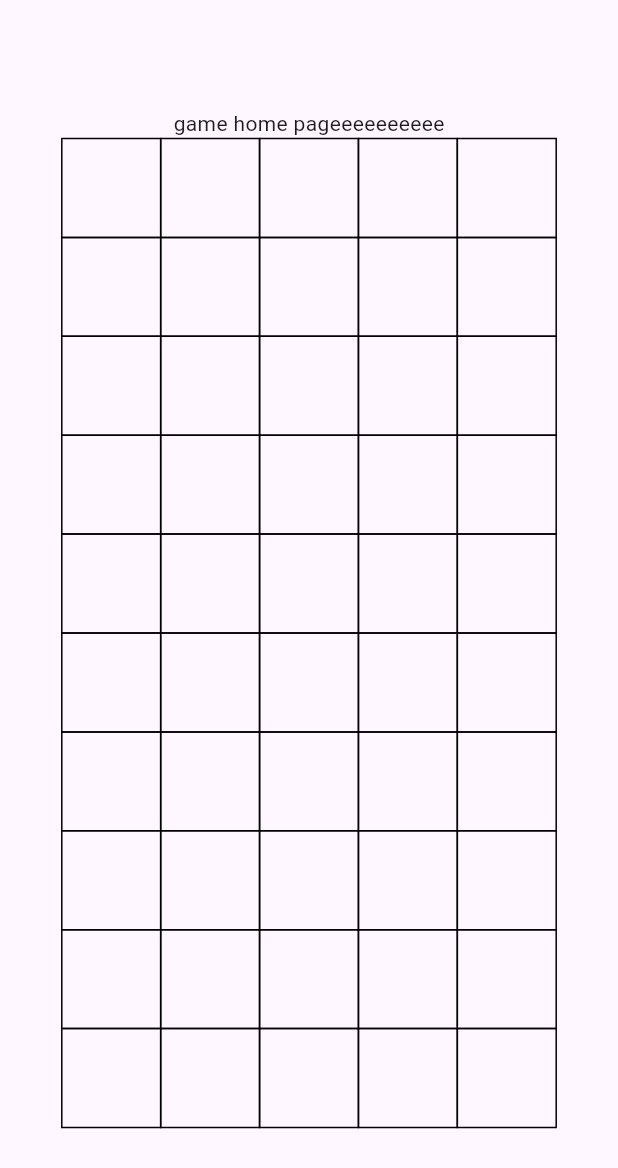
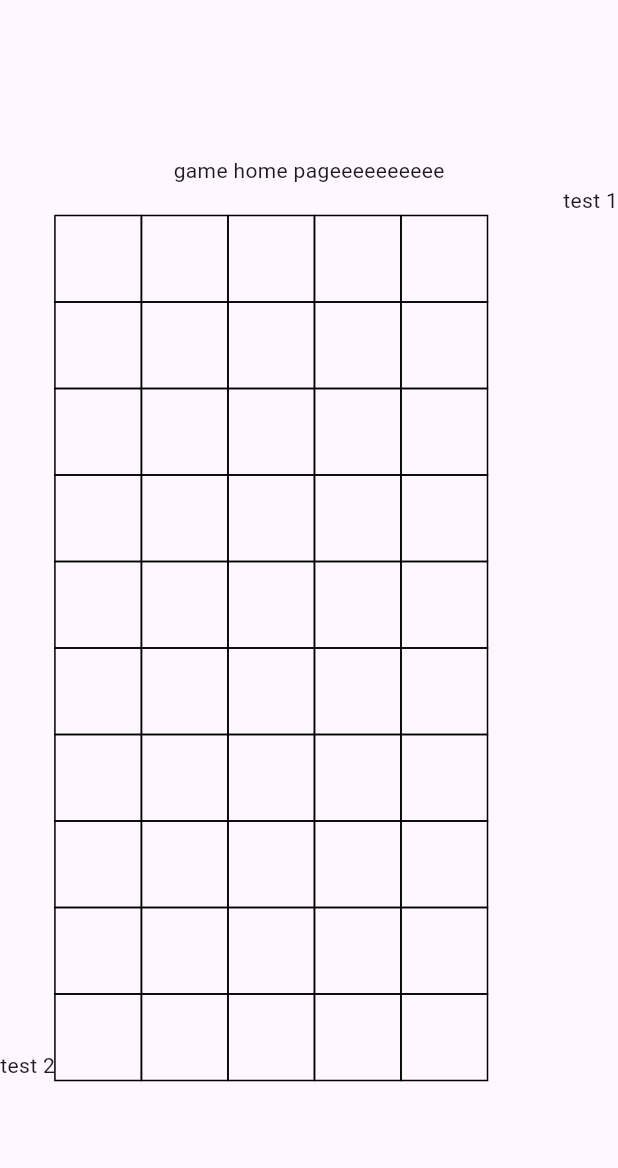
Before and after one commit to stefaniamak/nonogram, a Flutter app: the screen it shows after launch, on a phone screen of 412 x 824 dp. Shown: the top 1168 px of the screen. Run offline on Flutter 3.47's test engine with Material 3 defaults, Android fonts, the phone set to English and light mode, and no system bars; our stand-ins replace built_collection, built_value, flutter_hooks, go_router.

Commit message:
redactoring and stuff

```diff
--- a/lib/pages/game/home_page.dart
+++ b/lib/pages/game/home_page.dart
@@ -1,33 +1,13 @@
 import 'package:flutter/material.dart';
-import 'package:flutter_hooks/flutter_hooks.dart';
-import 'package:nonogram/backend/database/nonograms.dart';
-import 'package:nonogram/backend/models/nonogram.dart';
-import 'package:nonogram/game_loop/nonogram_state.dart';
-import 'package:nonogram/nono_tabs_page.dart';
-import 'package:nonogram/painters/nonogram_grid.dart';
+import 'package:nonogram/pages/game/nonogram_grid_and_clues.dart';
 
-class HomePage extends HookWidget {
+class HomePage extends StatelessWidget {
   static const String route = '/home';
 
   const HomePage({super.key});
 
   @override
   Widget build(BuildContext context) {
-    Nonogram draftNono = Nonograms().dancer;
-    var nonogramState = useNonogramState(draftNono);
-    return Scaffold(body: body(context, nonogramState));
-    return NonoTabsPage(
-      body: body(context, nonogramState),
-    );
-  }
-
-  Column body(BuildContext context, NonogramState nonogramState) {
-    return Column(
-      mainAxisAlignment: MainAxisAlignment.center,
-      children: [
-        Text('game home pageeeeeeeeee'),
-        NonogramGrid(nonogramState: nonogramState),
-      ],
-    );
+    return const NonogramGridAndClues();
   }
 }
--- /dev/null
+++ b/lib/pages/game/nonogram_grid_and_clues.dart
@@ -0,0 +1,40 @@
+import 'package:flutter/material.dart';
+import 'package:flutter_hooks/flutter_hooks.dart';
+import 'package:nonogram/backend/database/nonograms.dart';
+import 'package:nonogram/backend/models/nonogram.dart';
+import 'package:nonogram/game_loop/nonogram_state.dart';
+import 'package:nonogram/painters/nonogram_grid.dart';
+
+class NonogramGridAndClues extends HookWidget {
+  const NonogramGridAndClues({super.key});
+
+  @override
+  Widget build(BuildContext context) {
+    Nonogram draftNono = Nonograms().dancer;
+    var nonogramState = useNonogramState(draftNono);
+    return Scaffold(
+      body: Column(
+        mainAxisAlignment: MainAxisAlignment.center,
+        children: [
+          Text('game home pageeeeeeeeee'),
+          Column(
+            crossAxisAlignment: CrossAxisAlignment.end,
+            children: [
+              Text('test 1'),
+              Row(
+                crossAxisAlignment: CrossAxisAlignment.end,
+                children: [
+                  Text('test 2'),
+                  NonogramGrid(
+                    nonogramState: nonogramState,
+                    gridWidth: MediaQuery.of(context).size.width * 70 / 100,
+                  ),
+                ],
+              ),
+            ],
+          ),
+        ],
+      ),
+    );
+  }
+}
--- a/lib/painters/nonogram_grid.dart
+++ b/lib/painters/nonogram_grid.dart
@@ -4,9 +4,11 @@ import 'package:nonogram/painters/grid_box.dart';
 
 class NonogramGrid extends StatelessWidget {
   final NonogramState nonogramState;
+  final double gridWidth;
 
   const NonogramGrid({
     required this.nonogramState,
+    required this.gridWidth,
     super.key,
   });
 
@@ -26,11 +28,10 @@ class NonogramGrid extends StatelessWidget {
   @override
   Widget build(BuildContext context) {
     // todo: find grid height and width #16 https://github.com/stefaniamak/nonogram/issues/16
-    final double puzzleWidth = MediaQuery.of(context).size.width * 80 / 100;
-    final double gridSize = puzzleWidth / nonogramState.nonogram.width;
+    final double gridSize = gridWidth / nonogramState.nonogram.width;
     return Center(
       child: Container(
-        width: puzzleWidth,
+        width: gridWidth,
         child: GridView.builder(
           itemCount: nonogramState.activeSolution.length,
           gridDelegate: SliverGridDelegateWithFixedCrossAxisCount(
```
